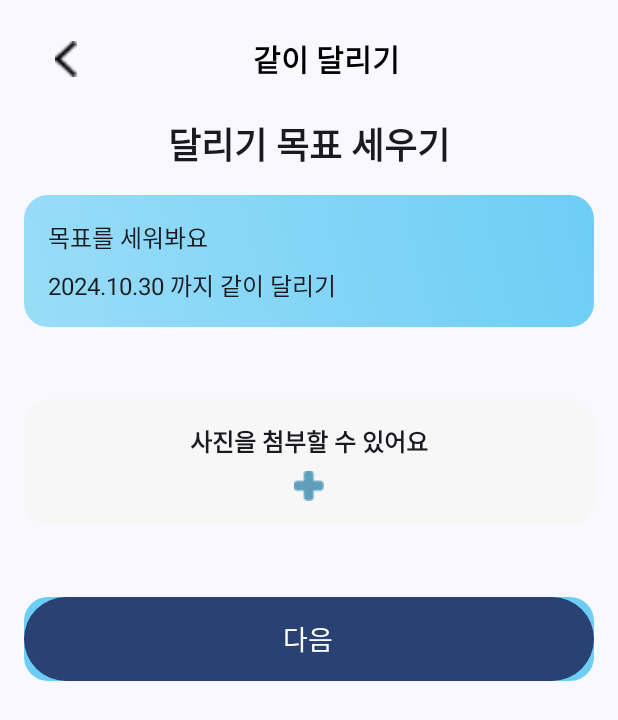
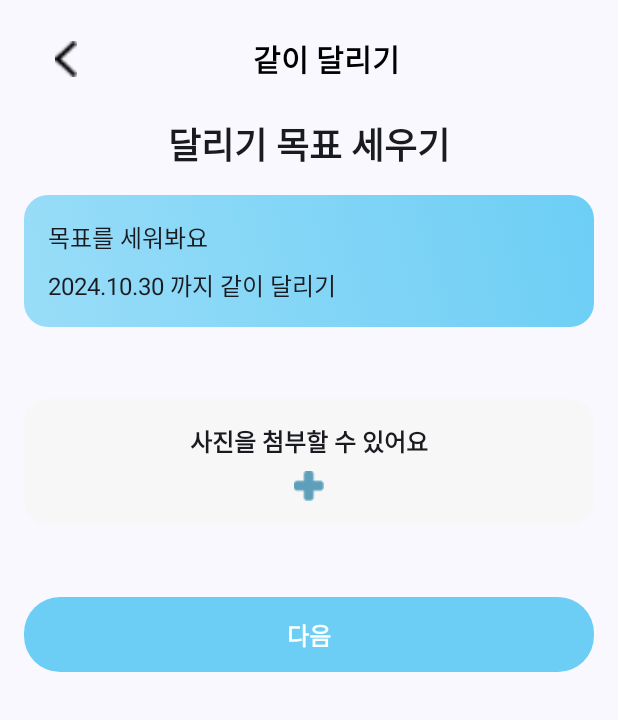
Before and after one commit to dbdbais/Kids-Wallet, an Android app built with Jetpack Compose: the RunParentsScreen screen opened through its navigation route, on a phone screen of 412 x 824 dp. Shown: the top 720 px of the screen. Run offline under Robolectric (Android 15) with nearby library versions, the light colour scheme and no system bars.

Commit message:
[Feat] 버튼 컴포넌트 제작

```diff
--- /dev/null
+++ b/Frontend/client/KidsWallet/app/src/main/java/com/ssafy/kidswallet/ui/components/GradientButton.kt
@@ -0,0 +1,49 @@
+package com.ssafy.kidswallet.ui.components
+
+import androidx.compose.foundation.background
+import androidx.compose.foundation.clickable
+import androidx.compose.foundation.layout.Box
+import androidx.compose.foundation.layout.fillMaxWidth
+import androidx.compose.foundation.layout.height
+import androidx.compose.foundation.layout.padding
+import androidx.compose.foundation.shape.RoundedCornerShape
+import androidx.compose.material3.Text
+import androidx.compose.runtime.Composable
+import androidx.compose.ui.Alignment
+import androidx.compose.ui.Modifier
+import androidx.compose.ui.draw.shadow
+import androidx.compose.ui.graphics.Brush
+import androidx.compose.ui.graphics.Color
+import androidx.compose.ui.unit.dp
+
+@Composable
+fun BlueButton(
+    onClick: () -> Unit,
+    text: String,
+    height: Int = 50, // 기본 버튼 높이를 50dp로 설정
+    elevation: Int = 8 // 기본 그림자 높이를 8dp로 설정
+) {
+    Box(
+        modifier = Modifier
+            .fillMaxWidth()
+            .shadow(
+                elevation = elevation.dp,
+                shape = RoundedCornerShape(15.dp)
+            )
+            .background(
+                brush = Brush.linearGradient(
+                    colors = listOf(Color(0xFF99DDF8), Color(0xFF6DCEF5))
+                ),
+                shape = RoundedCornerShape(15.dp)
+            )
+            .clickable(onClick = onClick)
+            .height(height.dp), // 높이 설정
+        contentAlignment = Alignment.Center
+    ) {
+        Text(
+            text = text,
+            color = Color.White,
+            modifier = Modifier.padding(horizontal = 16.dp)
+        )
+    }
+}
--- a/Frontend/client/KidsWallet/app/src/main/java/com/ssafy/kidswallet/ui/screens/login/Login.kt
+++ b/Frontend/client/KidsWallet/app/src/main/java/com/ssafy/kidswallet/ui/screens/login/Login.kt
@@ -37,6 +37,7 @@ import androidx.compose.ui.unit.dp
 import androidx.compose.ui.unit.sp
 import androidx.navigation.NavHostController
 import com.ssafy.kidswallet.R
+import com.ssafy.kidswallet.ui.components.BlueButton
 import com.ssafy.kidswallet.ui.components.FontSizes
 
 @Composable
@@ -121,10 +122,13 @@ fun Login(navController: NavHostController) {
 
         Spacer(modifier = Modifier.height(20.dp))
 
-        GradientButton(
+        BlueButton(
             onClick = { navController.navigate("mainPage") },
-            text = "확인"
+            text = "확인",
+            height = 40,
+            elevation = 0
         )
+
         Spacer(modifier = Modifier.height(32.dp))
         Text(
             text = "아직 키즈월렛 회원이 아니신가요?",
@@ -142,26 +146,3 @@ fun Login(navController: NavHostController) {
         )
     }
 }
-
-@Composable
-fun GradientButton(onClick: () -> Unit, text: String) {
-    Box(
-        modifier = Modifier
-            .fillMaxWidth()
-            .background(
-                brush = Brush.linearGradient(
-                    colors = listOf(Color(0xFF99DDF8), Color(0xFF6DCEF5))
-                ),
-                shape = RoundedCornerShape(15.dp) // 모서리 반경 설정
-            )
-            .clickable(onClick = onClick)
-            .padding(vertical = 10.dp), // 버튼 높이 조정
-        contentAlignment = Alignment.Center
-    ) {
-        Text(
-            text = text,
-            color = Color.White,
-            modifier = Modifier.padding(horizontal = 16.dp)
-        )
-    }
-}
--- a/Frontend/client/KidsWallet/app/src/main/java/com/ssafy/kidswallet/ui/screens/run/parents/RunParents.kt
+++ b/Frontend/client/KidsWallet/app/src/main/java/com/ssafy/kidswallet/ui/screens/run/parents/RunParents.kt
@@ -13,6 +13,7 @@ import androidx.compose.foundation.layout.padding
 import androidx.compose.foundation.layout.size
 import androidx.compose.foundation.shape.RoundedCornerShape
 import androidx.compose.material3.Button
+import androidx.compose.material3.ButtonDefaults
 import androidx.compose.material3.Text
 import androidx.compose.runtime.Composable
 import androidx.compose.ui.Alignment
@@ -98,13 +99,18 @@ fun RunParentsScreen(navController: NavController) {
         // 다음 버튼
         Button(
             onClick = { /* 다음 동작 구현 */ },
-            modifier = Modifier
-                .fillMaxWidth()
-                .height(56.dp)
-                .background(Color(0xFF6DCEF5), RoundedCornerShape(16.dp)),
-            contentPadding = PaddingValues()
+            modifier = Modifier.fillMaxWidth().height(50.dp),
+            colors = ButtonDefaults.buttonColors(
+                containerColor = Color(0xFF6DCEF5),
+                contentColor = Color.White
+            ),
+            shape = RoundedCornerShape(24.dp)
         ) {
-            Text(text = "다음", fontSize = 18.sp, color = Color.White)
+            Text(
+                text = "다음",
+                style = FontSizes.h16,
+                fontWeight = FontWeight.Bold
+            )
         }
     }
 }
```
